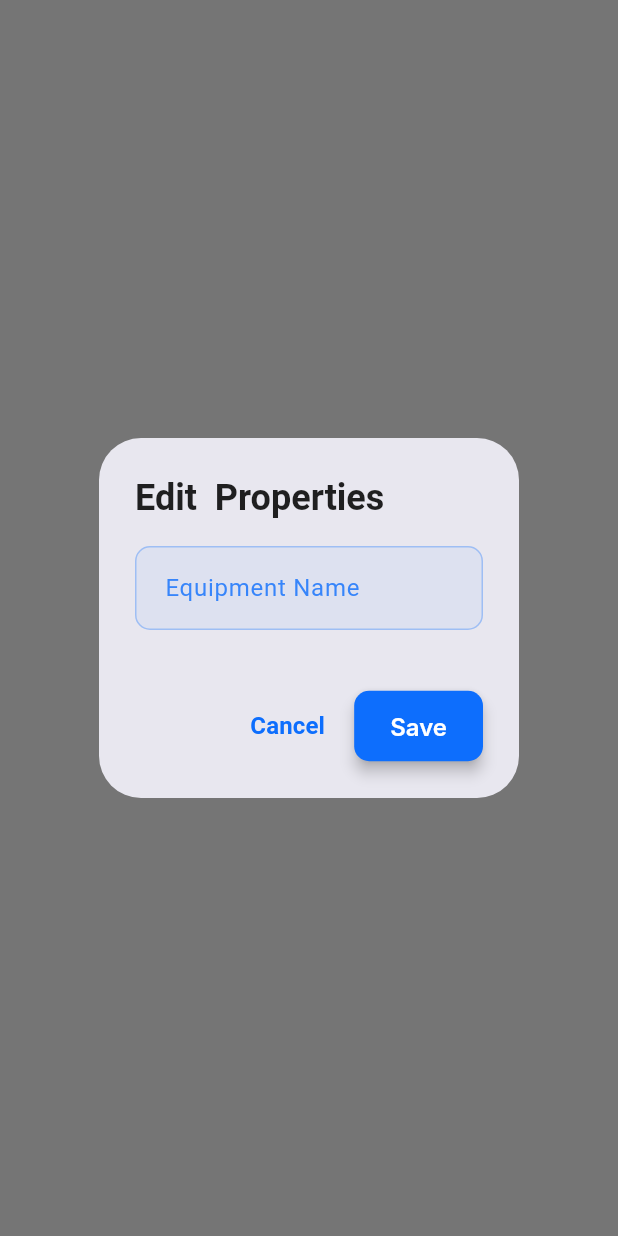
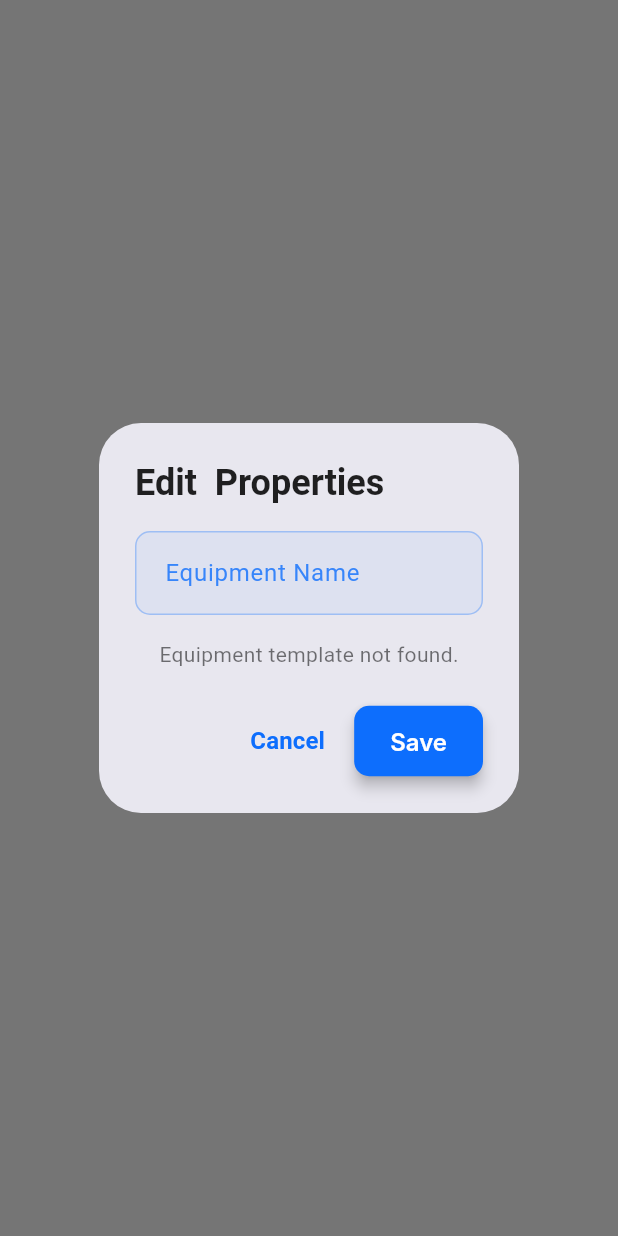
Before and after one commit to mrJSK/Substation-Manager, a Flutter app: what showEditPropertiesModal() shows on an empty page, opened directly with empty values, on a phone screen of 412 x 824 dp. Run offline on Flutter 3.47's test engine with Material 3 defaults, Android fonts, the phone set to English and light mode, and no system bars; our stand-ins replace cloud_firestore, connectivity_plus, csv, firebase_auth, firebase_core, geolocator and 5 more; accounts and stored records are empty; Roboto replaces fonts that are missing (Inter).

Commit message:
00002H Selection of equipment working connection not working

```diff
--- a/substation_manager/lib/state/sld_state.dart
+++ b/substation_manager/lib/state/sld_state.dart
@@ -204,6 +204,13 @@ class SldState extends ChangeNotifier {
     notifyListeners();
   }
 
+  // NEW METHOD: Get MasterEquipmentTemplate for a given Equipment
+  MasterEquipmentTemplate? getTemplateForEquipment(Equipment equipment) {
+    return _availableTemplates.firstWhereOrNull(
+      (template) => template.id == equipment.masterTemplateId,
+    );
+  }
+
   void updateAllEquipment(List<Equipment> equipmentList) {
     _placedEquipment.clear();
     _initialEquipmentSnapshot.clear();
--- a/substation_manager/lib/widgets/sld_modals.dart
+++ b/substation_manager/lib/widgets/sld_modals.dart
@@ -89,25 +89,6 @@ void showAddElementModal(
           ElevatedButton(
             onPressed: sldState.selectedTemplateInModal != null
                 ? () {
-                    // This modal only selects the template. The dropping on canvas
-                    // handles adding the actual equipment instance.
-                    // The main screen needs to pick up sldState.selectedTemplateInModal
-                    // and use it when an item is dropped.
-                    // For direct placement without drag-and-drop:
-                    // final newEquipment = Equipment(
-                    //   id: const Uuid().v4(),
-                    //   substationId: 'some_substation_id', // You need to pass this or get from context
-                    //   bayId: 'default_bay_id', // You need to pass this or get from context
-                    //   equipmentType: sldState.selectedTemplateInModal!.equipmentType,
-                    //   masterTemplateId: sldState.selectedTemplateInModal!.id,
-                    //   name: '${sldState.selectedTemplateInModal!.equipmentType} ${const Uuid().v4().substring(0, 4)}',
-                    //   positionX: 50.0, // Default position, user will drag
-                    //   positionY: 50.0,
-                    //   customFieldValues: {},
-                    //   relays: [],
-                    //   energyMeters: [],
-                    // );
-                    // sldState.addEquipment(newEquipment);
                     Navigator.of(dialogContext).pop();
                     ScaffoldMessenger.of(context).showSnackBar(
                       SnackBar(
@@ -136,7 +117,18 @@ void showEditPropertiesModal(BuildContext context, Equipment equipment) {
   final TextEditingController nameController = TextEditingController(
     text: equipment.name,
   );
-  // You would add controllers for custom fields, relays, etc. here
+  final Map<String, TextEditingController> customFieldControllers = {};
+  final Map<String, dynamic> tempCustomFieldValues = Map.from(
+    equipment.customFieldValues,
+  ); // Mutable copy
+
+  // Initialize controllers for existing custom field values
+  equipment.customFieldValues.forEach((key, value) {
+    customFieldControllers[key] = TextEditingController(
+      text: value?.toString() ?? '',
+    );
+  });
+
   final formKey = GlobalKey<FormState>();
 
   showDialog(
@@ -144,7 +136,20 @@ void showEditPropertiesModal(BuildContext context, Equipment equipment) {
     builder: (BuildContext dialogContext) {
       return AlertDialog(
         title: Text('Edit ${equipment.equipmentType} Properties'),
-        content: Form(
+        content: FutureBuilder<MasterEquipmentTemplate?>(
+          future: Future.value(
+            sldState.getTemplateForEquipment(equipment),
+          ), // Use Future.value for immediate future
+          builder: (context, snapshot) {
+            if (snapshot.connectionState == ConnectionState.waiting) {
+              return const Center(child: CircularProgressIndicator());
+            }
+            if (snapshot.hasError) {
+              return Text('Error loading template: ${snapshot.error}');
+            }
+            final MasterEquipmentTemplate? template = snapshot.data;
+
+            return Form(
               key: formKey,
               child: SingleChildScrollView(
                 child: Column(
@@ -163,40 +168,64 @@ void showEditPropertiesModal(BuildContext context, Equipment equipment) {
                       },
                     ),
                     const SizedBox(height: 16),
-                // Add more fields here for custom properties, relays, meters, etc.
-                // You'll need to fetch the MasterEquipmentTemplate for this equipment
-                // to know what custom fields to display.
-                // Example:
-                // FutureBuilder<MasterEquipmentTemplate?>(
-                //   future: sldState.getTemplateForEquipment(equipment), // You'd need to add this method to SldState
-                //   builder: (context, snapshot) {
-                //     if (snapshot.connectionState == ConnectionState.waiting) {
-                //       return const CircularProgressIndicator();
-                //     }
-                //     if (snapshot.hasData && snapshot.data != null) {
-                //       return Column(
-                //         children: snapshot.data!.equipmentCustomFields.map((field) {
-                //           // Render text fields, dropdowns based on field type
-                //           return TextFormField(
-                //             decoration: InputDecoration(labelText: field['name']),
-                //             initialValue: equipment.customFieldValues[field['name']]?.toString() ?? '',
-                //             onChanged: (value) {
-                //               // Update local state, then push to sldState on save
-                //             },
-                //           );
-                //         }).toList(),
-                //       );
-                //     }
-                //     return const Text('No custom fields defined.');
-                //   },
-                // ),
+                    if (template != null &&
+                        template.equipmentCustomFields.isNotEmpty) ...[
+                      Text(
+                        'Custom Fields',
+                        style: Theme.of(context).textTheme.titleSmall,
+                      ),
+                      const SizedBox(height: 8),
+                      ...template.equipmentCustomFields.map((field) {
+                        final fieldName = field['name'] as String;
+                        // Ensure controller exists for this field
+                        if (!customFieldControllers.containsKey(fieldName)) {
+                          customFieldControllers[fieldName] =
+                              TextEditingController(
+                                text:
+                                    tempCustomFieldValues[fieldName]
+                                        ?.toString() ??
+                                    '',
+                              );
+                        }
+                        return Padding(
+                          padding: const EdgeInsets.symmetric(vertical: 8.0),
+                          child: TextFormField(
+                            controller: customFieldControllers[fieldName],
+                            decoration: InputDecoration(
+                              labelText: fieldName,
+                              hintText: 'Enter ${fieldName}',
+                            ),
+                            keyboardType: _getKeyboardType(
+                              field['type'] as String?,
+                            ),
+                            onChanged: (value) {
+                              // Update the temporary map
+                              tempCustomFieldValues[fieldName] = value;
+                            },
+                          ),
+                        );
+                      }).toList(),
+                    ] else if (template != null &&
+                        template.equipmentCustomFields.isEmpty)
+                      const Text(
+                        'No custom fields defined for this equipment type.',
+                      ),
+                    if (template == null)
+                      const Text('Equipment template not found.'),
                   ],
                 ),
               ),
+            );
+          },
         ),
         actions: [
           TextButton(
             onPressed: () {
+              // Dispose controllers to prevent memory leaks
+              nameController.dispose();
+              customFieldControllers.values.forEach(
+                (controller) => controller.dispose(),
+              );
               Navigator.of(dialogContext).pop();
             },
             child: const Text('Cancel'),
@@ -206,9 +235,15 @@ void showEditPropertiesModal(BuildContext context, Equipment equipment) {
               if (formKey.currentState!.validate()) {
                 final updatedEquipment = equipment.copyWith(
                   name: nameController.text,
-                  // Merge updated custom field values here
+                  customFieldValues:
+                      tempCustomFieldValues, // Use the updated map
                 );
                 sldState.updateEquipment(updatedEquipment);
+                // Dispose controllers
+                nameController.dispose();
+                customFieldControllers.values.forEach(
+                  (controller) => controller.dispose(),
+                );
                 Navigator.of(dialogContext).pop();
                 ScaffoldMessenger.of(context).showSnackBar(
                   const SnackBar(
@@ -225,3 +260,21 @@ void showEditPropertiesModal(BuildContext context, Equipment equipment) {
     },
   );
 }
+
+// Helper function to determine keyboard type based on field type
+TextInputType _getKeyboardType(String? fieldType) {
+  switch (fieldType?.toLowerCase()) {
+    case 'number':
+    case 'int':
+    case 'double':
+      return TextInputType.number;
+    case 'email':
+      return TextInputType.emailAddress;
+    case 'phone':
+      return TextInputType.phone;
+    case 'url':
+      return TextInputType.url;
+    default:
+      return TextInputType.text;
+  }
+}
```
Lines whose indentation alone changed are shown as unchanged.
